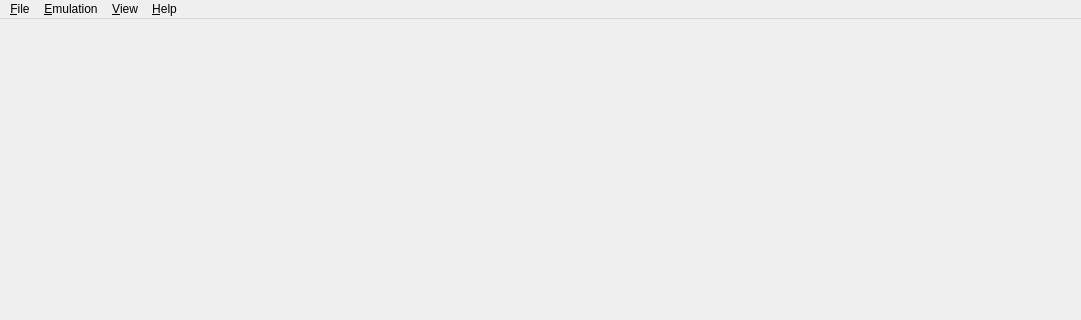
First picture: the form in src/citra_qt/main.ui, repository PabloMK7/citra, before the edit; both pictures show x 0 to 1081 and y 0 to 320 of the 1081 by 730 pixel window.
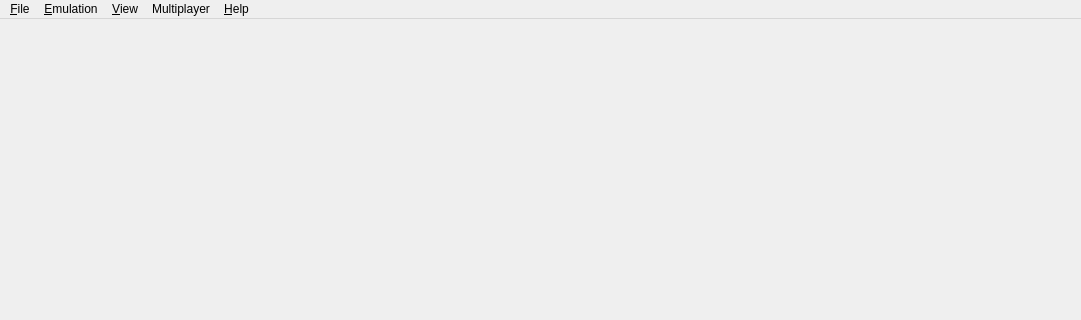
Second picture: the form after the edit. Icons and pictures are not drawn.

Commit message: Citra-qt: Add multiplayer ui

```diff
--- a/src/citra_qt/main.ui
+++ b/src/citra_qt/main.ui
@@ -45,7 +45,7 @@
      <x>0</x>
      <y>0</y>
      <width>1081</width>
-     <height>26</height>
+     <height>21</height>
     </rect>
    </property>
    <widget class="QMenu" name="menu_File">
@@ -107,6 +107,20 @@
     <addaction name="separator"/>
     <addaction name="menu_View_Debugging"/>
    </widget>
+   <widget class="QMenu" name="menu_Multiplayer">
+    <property name="enabled">
+     <bool>true</bool>
+    </property>
+    <property name="title">
+     <string>Multiplayer</string>
+    </property>
+    <addaction name="action_View_Lobby"/>
+    <addaction name="action_Start_Room"/>
+    <addaction name="action_Stop_Room"/>
+    <addaction name="action_Connect_To_Room"/>
+    <addaction name="separator"/>
+    <addaction name="action_Chat"/>
+   </widget>
    <widget class="QMenu" name="menu_Help">
     <property name="title">
      <string>&amp;Help</string>
@@ -122,6 +136,7 @@
    <addaction name="menu_File"/>
    <addaction name="menu_Emulation"/>
    <addaction name="menu_View"/>
+   <addaction name="menu_Multiplayer"/>
    <addaction name="menu_Help"/>
   </widget>
   <action name="action_Load_File">
```
Left out of the diff: 37 changed lines with no effect on the pictures. Lines whose indentation alone changed are shown as unchanged. The commit also changes 33 other files.
